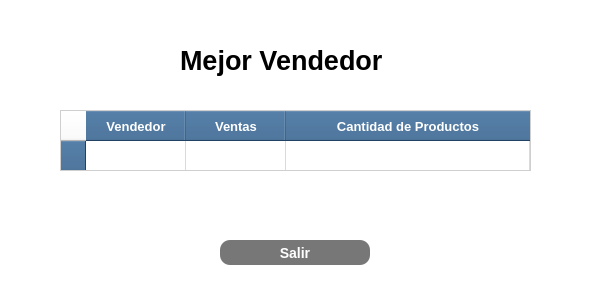
UTN-BDA-2026/repositorio-grupo-BCCG, file gui/mejor_vendedor.ui: the form before one commit.
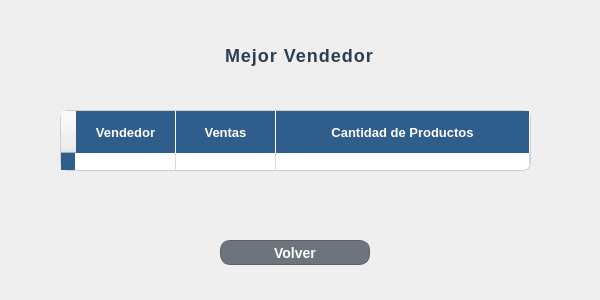
The form after the commit.

Commit message: cree la interfaz visual de la gestion de stock

Diff of the .ui file:
```diff
--- a/gui/mejor_vendedor.ui
+++ b/gui/mejor_vendedor.ui
@@ -14,12 +14,103 @@
    <string>Dialog</string>
   </property>
   <property name="styleSheet">
-   <string notr="true">background-color: white;</string>
+   <string notr="true">QWidget#Form {
+    background-color: #F8FAF6; /* Un blanco roto/claro muy elegante */
+}
+
+
+QLabel#label {
+    color: #2C3E50;
+    font-size: 18px;
+    font-weight: bold;
+    letter-spacing: 1px;
+    margin-bottom: 10px;
+}
+
+/* Estilo para las etiquetas de texto (Nombre, Usuario, etc.) */
+QLabel {
+    color: #4A5568;
+    font-size: 13px;
+    font-weight: bold;
+}
+
+/* Campos de Texto e Inputs */
+QLineEdit, QComboBox {
+    background-color: #FFFFFF;
+    border: 1px solid #CBD5E1;
+    border-radius: 6px;
+    padding: 5px 10px;
+    font-size: 13px;
+    color: #334155;
+}
+
+QLineEdit:focus, QComboBox:focus {
+    border: 2px solid #FF9100; /* Resalta en naranja al hacer clic */
+}
+
+/* La Tabla de Usuarios */
+QTableWidget {
+    background-color: #FFFFFF;
+    border: 1px solid #E2E8F0;
+    border-radius: 8px;
+    gridline-color: #F1F5F9;
+    font-size: 13px;
+}
+
+QHeaderView::section {
+    background-color: #334155; /* Cabecera oscura para contraste pro */
+    color: #FFFFFF;
+    padding: 6px;
+    font-weight: bold;
+    border: none;
+}
+
+/* --- ESTILOS DE LOS BOTONES --- */
+
+/* Botón Crear (Naranja Corporativo) */
+QPushButton#btn_registrar {
+    background-color: #FF9100;
+    color: #FFFFFF;
+    border: none;
+    border-radius: 6px;
+    font-weight: bold;
+    font-size: 13px;
+}
+QPushButton#btn_registrar:hover {
+    background-color: #FB8C00;
+}
+
+/* Botón Eliminar (Gris/Rojo sutil de advertencia) */
+QPushButton#btn_eliminar {
+    background-color: #FEE2E2; /* Fondo rojo muy clarito */
+    color: #EF4444; /* Texto rojo */
+    border: 1px solid #FCA5A5;
+    border-radius: 6px;
+    font-weight: bold;
+    font-size: 13px;
+}
+QPushButton#btn_eliminar:hover {
+    background-color: #EF4444;
+    color: #FFFFFF;
+}
+
+/* Botón Volver (Estilo elegante y neutro) */
+QPushButton#btn_volver {
+    background-color: #64748B; /* Gris slate */
+    color: #FFFFFF;
+    border: none;
+    border-radius: 6px;
+    font-weight: bold;
+    font-size: 13px;
+}
+QPushButton#btn_volver:hover {
+    background-color: #475569;
+}</string>
   </property>
   <widget class="QLabel" name="label">
    <property name="geometry">
     <rect>
-     <x>180</x>
+     <x>220</x>
      <y>40</y>
      <width>221</width>
      <height>41</height>
@@ -27,7 +118,7 @@
    </property>
    <property name="font">
     <font>
-     <pointsize>20</pointsize>
+     <pointsize>-1</pointsize>
      <weight>75</weight>
      <bold>true</bold>
     </font>
@@ -77,7 +168,7 @@
    </attribute>
    <row>
     <property name="text">
-     <string>      </string>
+     <string/>
     </property>
    </row>
    <column>
@@ -107,19 +198,24 @@
    </property>
    <property name="styleSheet">
     <string notr="true">QPushButton {
-    background-color: #777777;
+    background-color: #6C757D;
     color: white;
     border-radius: 10px;
     font-weight: bold;
     font-size: 14px;
+    border: 1px solid #5A6268;
 }
 
 QPushButton:hover {
-    background-color: #666666;
+    background-color: #5A6268;
+}
+
+QPushButton:pressed {
+    background-color: #4E555B;
 }</string>
    </property>
    <property name="text">
-    <string>Salir</string>
+    <string>Volver</string>
    </property>
   </widget>
  </widget>
```
The commit also changes 3 other files.
